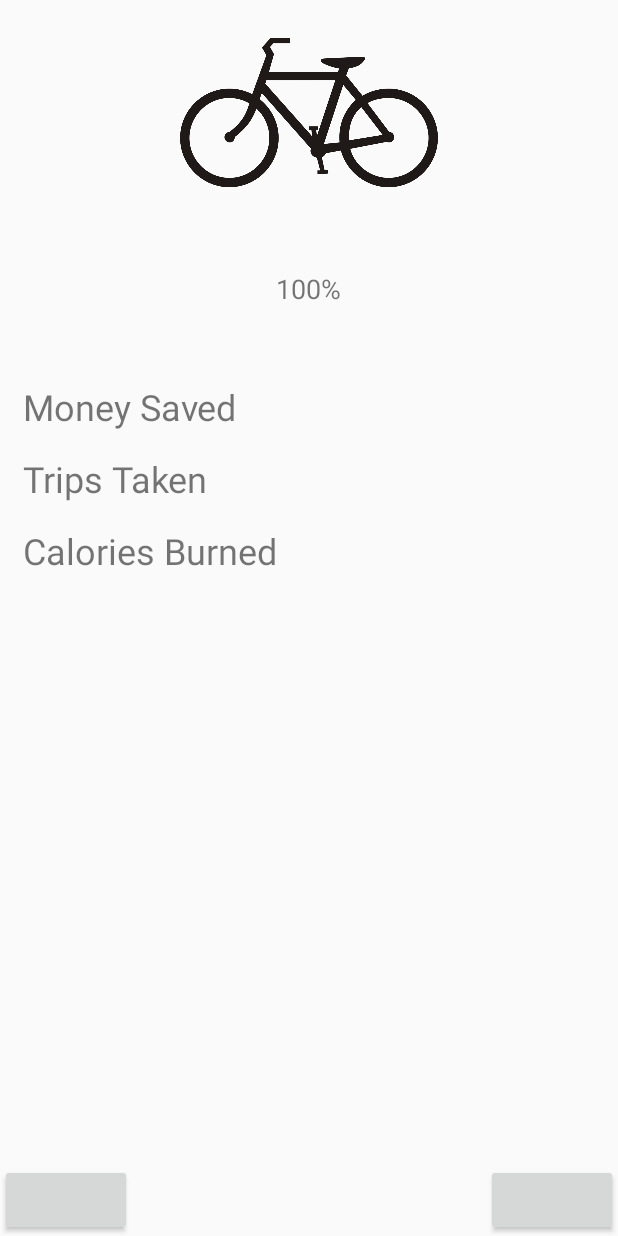
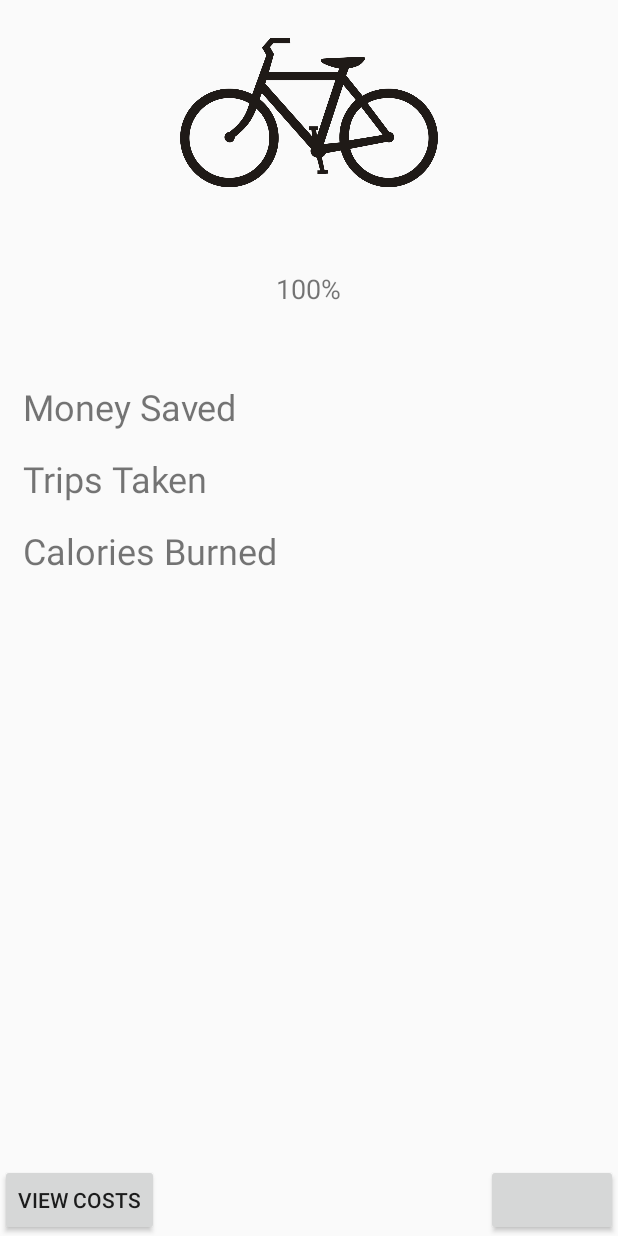
Before and after one commit to russell-knight/cycle-save, an Android app: the HomeActivity screen opened directly, with no data from a screen before it, on a phone screen of 412 x 824 dp. Run offline under Robolectric (Android 15) with nearby library versions, the light colour scheme and no system bars.

Commit message:
Added view costs button functionality

```diff
--- a/app/src/main/java/android/example/cyclesave/HomeActivity.kt
+++ b/app/src/main/java/android/example/cyclesave/HomeActivity.kt
@@ -1,7 +1,10 @@
 package android.example.cyclesave
 
+import android.content.Intent
 import androidx.appcompat.app.AppCompatActivity
 import android.os.Bundle
+import android.widget.Button
+
 // import FloatingButton here?
 
 class HomeActivity : AppCompatActivity() {
@@ -9,6 +12,12 @@ class HomeActivity : AppCompatActivity() {
     override fun onCreate(savedInstanceState: Bundle?) {
         super.onCreate(savedInstanceState)
         setContentView(R.layout.activity_home)
+
+        val costs_button = findViewById<Button>(R.id.button_view_costs)
+        costs_button.setOnClickListener{
+            val costs_intent = Intent(this, CostsActivity::class.java)
+            startActivity(costs_intent)
+        }
     }
 
     override fun onPause() {
--- a/app/src/main/res/layout/activity_home.xml
+++ b/app/src/main/res/layout/activity_home.xml
@@ -56,11 +56,12 @@
         android:layout_height="match_parent" >
 
         <Button
-            android:id="@+id/button_add_cost"
+            android:id="@+id/button_view_costs"
             android:layout_width="wrap_content"
             android:layout_height="wrap_content"
+            android:layout_alignParentStart="true"
             android:layout_alignParentBottom="true"
-            android:layout_alignParentStart="true"/>
+            android:text="View Costs" />
         <Button
             android:id="@+id/button_view_trips"
             android:layout_width="wrap_content"
```
